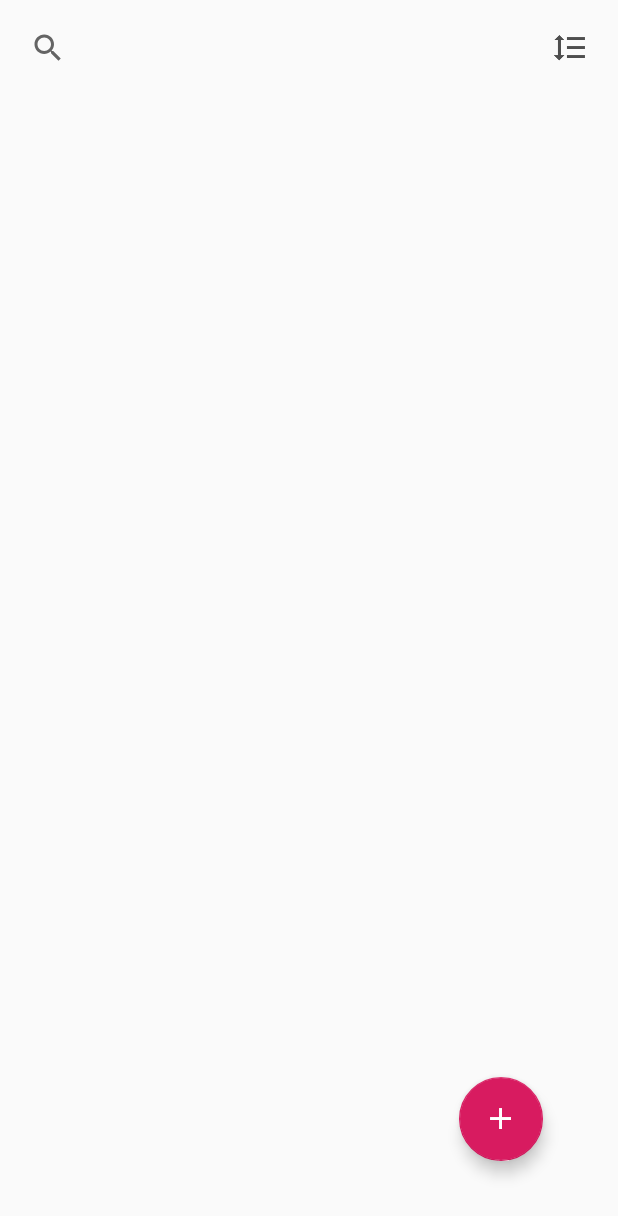
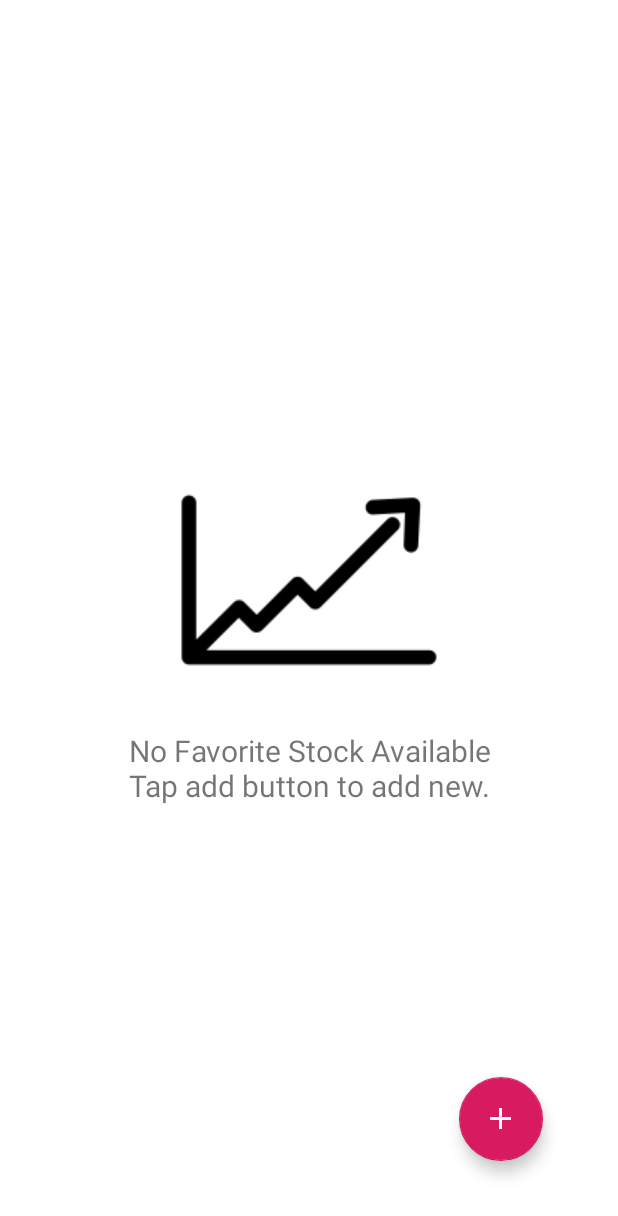
Before and after one commit to prakumk/StockApp, an Android app: the layout activity_main.xml on its own in the app's theme, with its tools: preview values and no code run, on a phone screen of 412 x 824 dp. Shown: the top 1216 px of the screen. Run offline under Robolectric (Android 15) with nearby library versions, the phone set to English and light mode, and no system bars.

```diff
--- a/app/src/main/java/com/pradeep/stockapp/MainActivity.java
+++ b/app/src/main/java/com/pradeep/stockapp/MainActivity.java
@@ -8,6 +8,9 @@ import androidx.recyclerview.widget.RecyclerView;
 
 import android.graphics.drawable.Drawable;
 import android.os.Bundle;
+import android.view.View;
+import android.widget.ImageView;
+import android.widget.LinearLayout;
 
 import com.pradeep.stockapp.common.DummyData;
 import com.pradeep.stockapp.custom_components.SimpleListDividerDecorator;
@@ -21,6 +24,8 @@ public class MainActivity extends AppCompatActivity {
     private SearchView searchView;
     private RecyclerView recyclerView;
     private StockAdapter stockAdapter;
+    private LinearLayout no_fav_stock;
+    private LinearLayout fav_stocks;
 
     @Override
     protected void onCreate(Bundle savedInstanceState) {
@@ -55,6 +60,15 @@ public class MainActivity extends AppCompatActivity {
 
     private void initRecyclerView(List<Name> nameList) {
         stockAdapter = new StockAdapter(this, nameList);
+        if (nameList.size()>0){
+            fav_stocks.setVisibility(View.VISIBLE);
+            no_fav_stock.setVisibility(View.INVISIBLE);
+        }
+        else
+        {
+            fav_stocks.setVisibility(View.INVISIBLE);
+            no_fav_stock.setVisibility(View.VISIBLE);
+        }
 
         RecyclerView.LayoutManager layoutManager = new LinearLayoutManager(this, RecyclerView.VERTICAL, false);
         recyclerView.setLayoutManager(layoutManager);
--- a/app/src/main/res/layout/activity_main.xml
+++ b/app/src/main/res/layout/activity_main.xml
@@ -6,7 +6,12 @@
     android:layout_height="match_parent"
     tools:context=".MainActivity"
     android:orientation="vertical">
+    <FrameLayout
+        android:orientation="vertical"
+        android:layout_width="match_parent"
+        android:layout_height="match_parent">
     <LinearLayout
+        android:id="@+id/fav_stocks"
         android:orientation="vertical"
         android:layout_width="match_parent"
         android:layout_height="match_parent">
@@ -44,7 +49,25 @@
         app:layout_constraintStart_toStartOf="parent"
         app:layout_constraintTop_toBottomOf="@+id/search_view" />
     </LinearLayout>
-
+        <LinearLayout
+            android:id="@+id/no_fav_stock"
+            android:background="@color/white"
+            android:gravity="center"
+            android:orientation="vertical"
+            android:layout_width="match_parent"
+            android:layout_height="match_parent">
+            <ImageView
+                android:src="@drawable/stock"
+                android:layout_width="wrap_content"
+                android:layout_height="wrap_content" />
+            <TextView
+                android:textSize="20sp"
+                android:textAlignment="center"
+                android:text="No Favorite Stock Available\nTap add button to add new."
+                android:layout_width="wrap_content"
+                android:layout_height="wrap_content" />
+        </LinearLayout>
+    </FrameLayout>
     <com.google.android.material.floatingactionbutton.FloatingActionButton
         android:id="@+id/imgFour"
         android:layout_width="wrap_content"
--- a/app/src/main/res/values/colors.xml
+++ b/app/src/main/res/values/colors.xml
@@ -6,5 +6,6 @@
 
     <color name="black_overlay">#66000000</color>
     <color name="black">#000</color>
+    <color name="white">#fff</color>
     <color name="green">#73BD73</color>
 </resources>
```
Also changed, not shown: app/src/main/res/drawable/stock.png (added).
